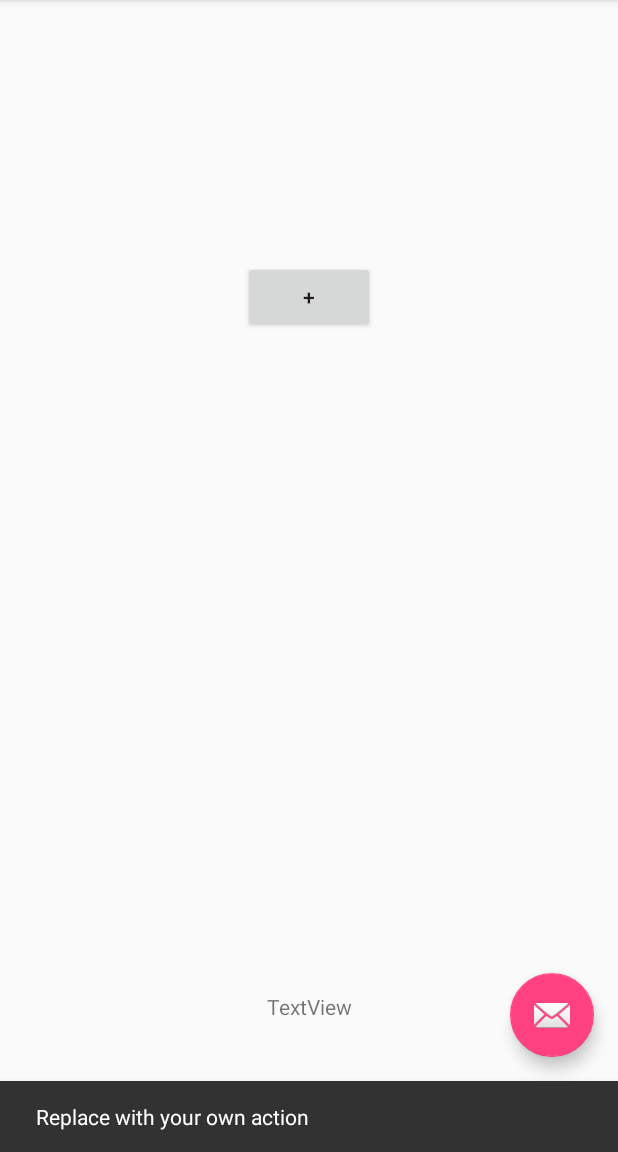
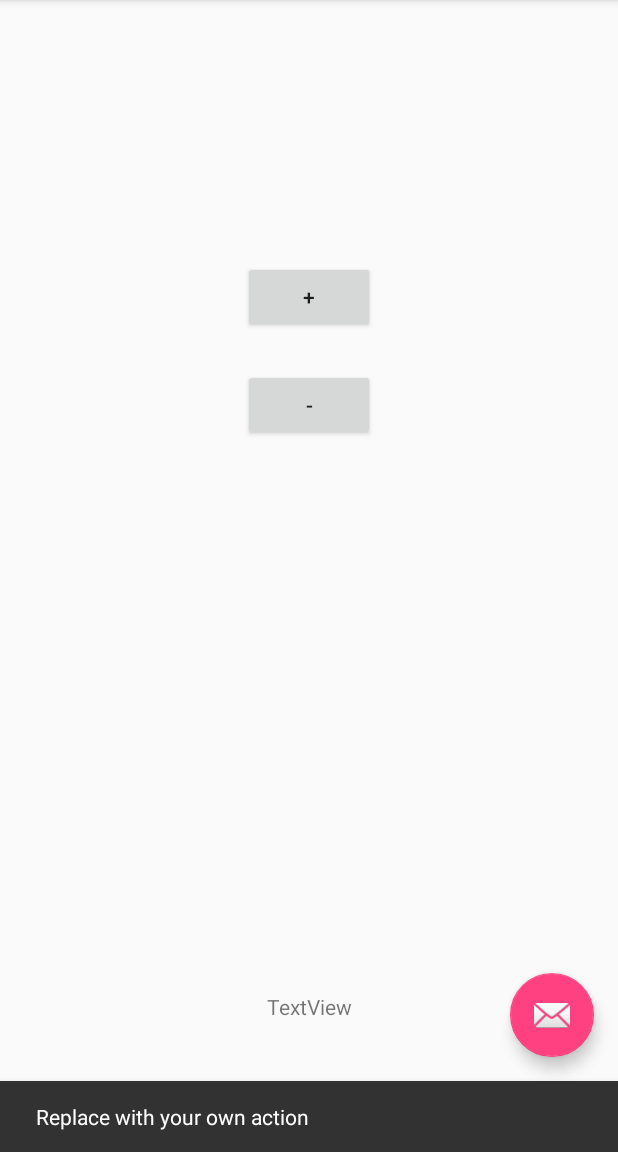
Before and after one commit to cuentaasix2013/githubtest, an Android app: the screen it shows after launch (MainActivity), after a tap on an icon or button, on a phone screen of 412 x 824 dp, the part 84-1236 px from its top. Run offline under Robolectric (Android 15) with nearby library versions, the phone set to English and light mode, and no system bars.

```diff
--- a/app/src/main/java/com/pruebascongit/pau/githubtest/MainActivityFragment.java
+++ b/app/src/main/java/com/pruebascongit/pau/githubtest/MainActivityFragment.java
@@ -13,7 +13,7 @@ import android.widget.TextView;
  */
 public class MainActivityFragment extends Fragment implements View.OnClickListener{
 
-    private Button mas;
+    private Button mas, menos;
     private TextView txt;
     int i = 0;
     public MainActivityFragment() {
@@ -25,6 +25,7 @@ public class MainActivityFragment extends Fragment implements View.OnClickListen
         View view = inflater.inflate(R.layout.fragment_main, container, false);
 
         mas = (Button) view.findViewById(R.id.button);
+        menos = (Button) view.findViewById(R.id.btn2);
         txt = (TextView) view.findViewById(R.id.textView);
 
         mas.setOnClickListener(this);
@@ -40,6 +41,11 @@ public class MainActivityFragment extends Fragment implements View.OnClickListen
                 i++;
                 txt.setText(String.valueOf(i));
                 break;
+            case R.id.btn2:
+                i--;
+                txt.setText(String.valueOf(i));
+                break;
+
         }
     }
 }
--- a/app/src/main/res/layout/fragment_main.xml
+++ b/app/src/main/res/layout/fragment_main.xml
@@ -37,4 +37,14 @@
         app:layout_constraintVertical_bias="0.9"
         app:layout_constraintRight_toRightOf="@+id/button"
         app:layout_constraintLeft_toLeftOf="@+id/button" />
+
+    <Button
+        android:text="-"
+        android:layout_width="wrap_content"
+        android:layout_height="wrap_content"
+        android:id="@+id/btn2"
+        app:layout_constraintLeft_toLeftOf="@+id/button"
+        app:layout_constraintRight_toRightOf="@+id/button"
+        android:layout_marginTop="24dp"
+        app:layout_constraintTop_toBottomOf="@+id/button" />
 </android.support.constraint.ConstraintLayout>
```
